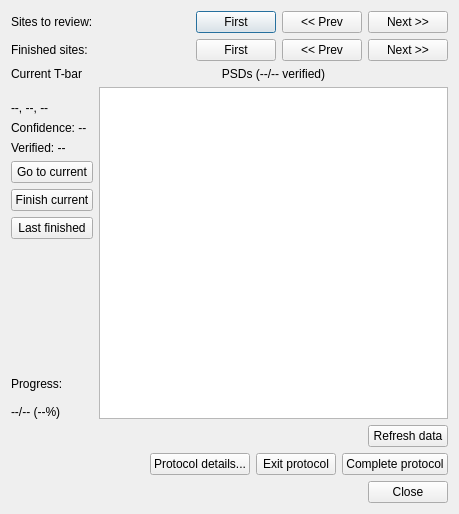
Old version of the form neurolabi/gui/protocols/synapsepredictionprotocol.ui in the repository janelia-flyem/NeuTu.
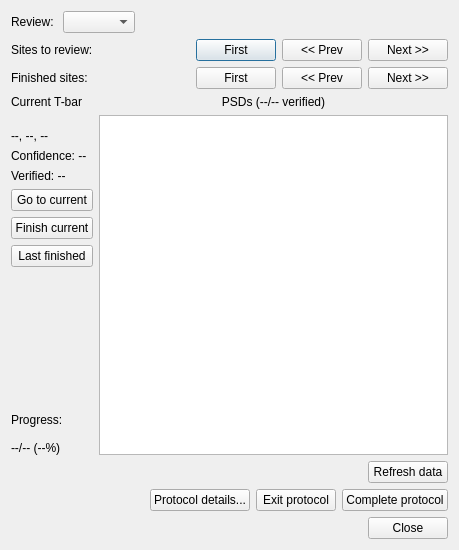
New version of the form.

Commit message: allow proofreader to review synapses all at once, or T-bar or PSDs only

What changed in the file:
```diff
--- a/neurolabi/gui/protocols/synapsepredictionprotocol.ui
+++ b/neurolabi/gui/protocols/synapsepredictionprotocol.ui
@@ -7,13 +7,40 @@
     <x>0</x>
     <y>0</y>
     <width>459</width>
-    <height>514</height>
+    <height>550</height>
    </rect>
   </property>
   <property name="windowTitle">
    <string>Synapse Prediction Protocol</string>
   </property>
   <layout class="QVBoxLayout" name="verticalLayout">
+   <item>
+    <layout class="QHBoxLayout" name="horizontalLayout_6">
+     <item>
+      <widget class="QLabel" name="label">
+       <property name="text">
+        <string>Review: </string>
+       </property>
+      </widget>
+     </item>
+     <item>
+      <widget class="QComboBox" name="modeMenu"/>
+     </item>
+     <item>
+      <spacer name="horizontalSpacer_5">
+       <property name="orientation">
+        <enum>Qt::Horizontal</enum>
+       </property>
+       <property name="sizeHint" stdset="0">
+        <size>
+         <width>40</width>
+         <height>20</height>
+        </size>
+       </property>
+      </spacer>
+     </item>
+    </layout>
+   </item>
    <item>
     <layout class="QHBoxLayout" name="horizontalLayout">
      <item>
```
The commit also changes 2 other files.
